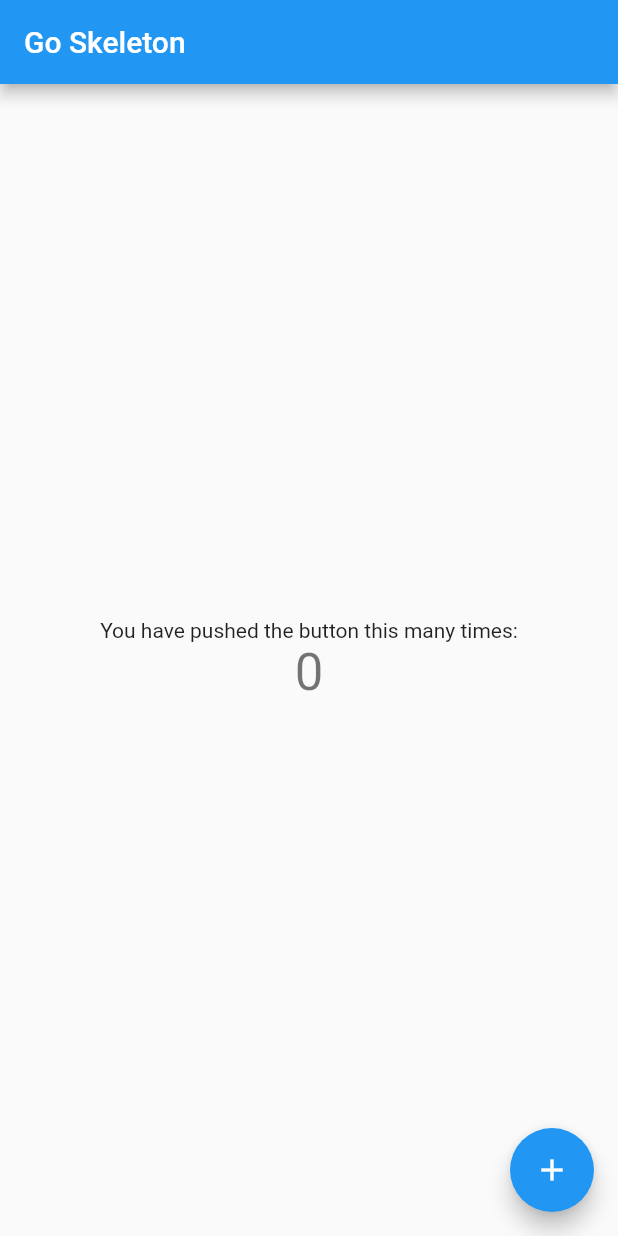
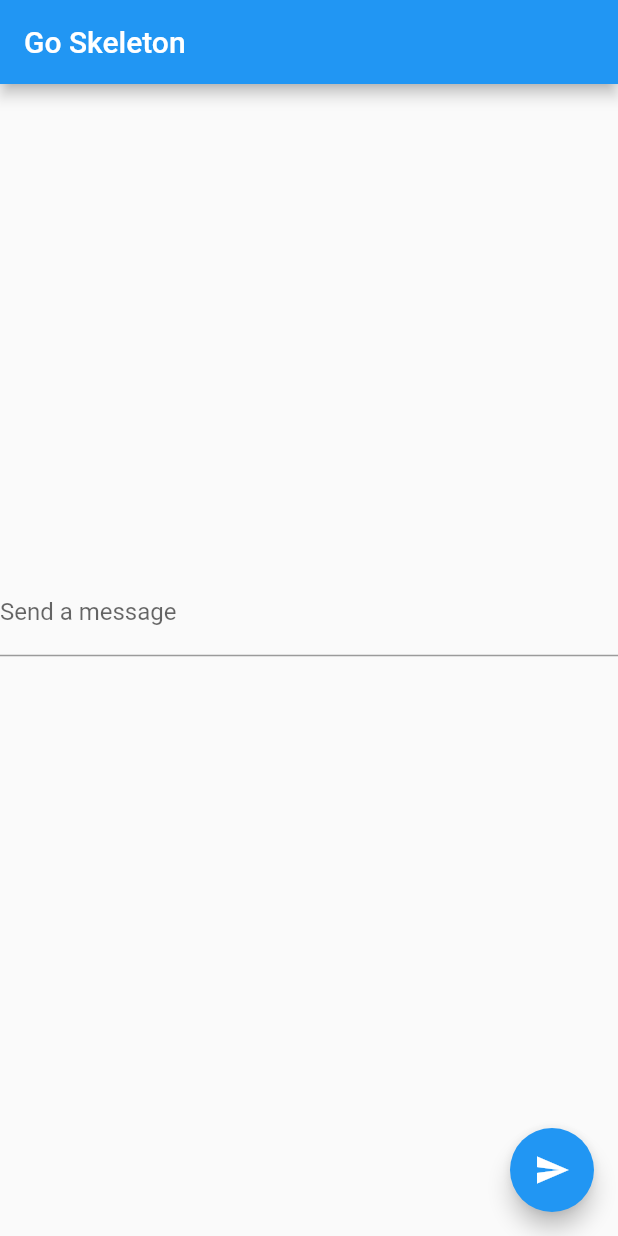
Before and after one commit to asattelmaier/go-mobile-app, a Flutter app: the screen it shows after launch, on a phone screen of 412 x 824 dp. Run offline on Flutter 3.47's test engine with Material 2 defaults, Android fonts, the phone set to English and light mode, and no system bars; network calls fail.

Commit message:
Add WebSocketClient

```diff
--- /dev/null
+++ b/lib/api/web_socket_client.dart
@@ -0,0 +1,19 @@
+import 'package:web_socket_channel/io.dart';
+
+class WebSocketClient {
+  final IOWebSocketChannel _channel;
+
+  WebSocketClient(this._channel);
+
+  Stream<dynamic> get stream => _channel.stream;
+
+  void send(String message) {
+    if (message.isNotEmpty) {
+      _channel.sink.add(message);
+    }
+  }
+
+  void close() {
+    _channel.sink.close();
+  }
+}
--- a/lib/main.dart
+++ b/lib/main.dart
@@ -1,4 +1,10 @@
 import 'package:flutter/material.dart';
+import 'package:go_app/api/web_socket_client.dart';
+import 'package:web_socket_channel/io.dart';
+
+// TODO: Find a solution for configuration data like the WebSocket url.
+final channel = IOWebSocketChannel.connect('wss://echo.websocket.org');
+final webSocketClient = WebSocketClient(channel);
 
 void main() {
   runApp(MyApp());
@@ -22,13 +28,19 @@ class MyApp extends StatelessWidget {
         // is not restarted.
         primarySwatch: Colors.blue,
       ),
-      home: MyHomePage(title: 'Go Skeleton'),
+      home: MyHomePage(
+        title: 'Go Skeleton',
+        webSocketClient: webSocketClient,
+      ),
     );
   }
 }
 
 class MyHomePage extends StatefulWidget {
-  MyHomePage({Key key, this.title}) : super(key: key);
+  final String title;
+  final WebSocketClient webSocketClient;
+
+  MyHomePage({Key key, this.title, this.webSocketClient}) : super(key: key);
 
   // This widget is the home page of your application. It is stateful, meaning
   // that it has a State object (defined below) that contains fields that affect
@@ -39,25 +51,12 @@ class MyHomePage extends StatefulWidget {
   // used by the build method of the State. Fields in a Widget subclass are
   // always marked "final".
 
-  final String title;
-
   @override
   _MyHomePageState createState() => _MyHomePageState();
 }
 
 class _MyHomePageState extends State<MyHomePage> {
-  int _counter = 0;
-
-  void _incrementCounter() {
-    setState(() {
-      // This call to setState tells the Flutter framework that something has
-      // changed in this State, which causes it to rerun the build method below
-      // so that the display can reflect the updated values. If we changed
-      // _counter without calling setState(), then the build method would not be
-      // called again, and so nothing would appear to happen.
-      _counter++;
-    });
-  }
+  TextEditingController _controller = TextEditingController();
 
   @override
   Widget build(BuildContext context) {
@@ -93,21 +92,35 @@ class _MyHomePageState extends State<MyHomePage> {
           // horizontal).
           mainAxisAlignment: MainAxisAlignment.center,
           children: <Widget>[
-            Text(
-              'You have pushed the button this many times:',
+            Form(
+              child: TextFormField(
+                controller: _controller,
+                decoration: InputDecoration(labelText: 'Send a message'),
+              ),
             ),
-            Text(
-              '$_counter',
-              style: Theme.of(context).textTheme.headline4,
-            ),
+            StreamBuilder(
+              stream: widget.webSocketClient.stream,
+              builder: (context, snapshot) {
+                return Padding(
+                  padding: const EdgeInsets.symmetric(vertical: 24.0),
+                  child: Text(snapshot.hasData ? '${snapshot.data}' : ''),
+                );
+              },
+            )
           ],
         ),
       ),
       floatingActionButton: FloatingActionButton(
-        onPressed: _incrementCounter,
-        tooltip: 'Increment',
-        child: Icon(Icons.add),
-      ), // This trailing comma makes auto-formatting nicer for build methods.
+        onPressed: () => widget.webSocketClient.send(_controller.text),
+        tooltip: 'Send message',
+        child: Icon(Icons.send),
+      ),
     );
   }
+
+  @override
+  void dispose() {
+    widget.webSocketClient.close();
+    super.dispose();
+  }
 }
--- a/pubspec.yaml
+++ b/pubspec.yaml
@@ -28,10 +28,13 @@ dependencies:
   # The following adds the Cupertino Icons font to your application.
   # Use with the CupertinoIcons class for iOS style icons.
   cupertino_icons: ^1.0.2
+  web_socket_channel: ^2.0.0
 
 dev_dependencies:
   flutter_test:
     sdk: flutter
+  mockito: ^5.0.5
+  build_runner: ^2.0.1
 
 # For information on the generic Dart part of this file, see the
 # following page: https://dart.dev/tools/pub/pubspec
```
Also changed, not shown: pubspec.lock, 3 other files.
